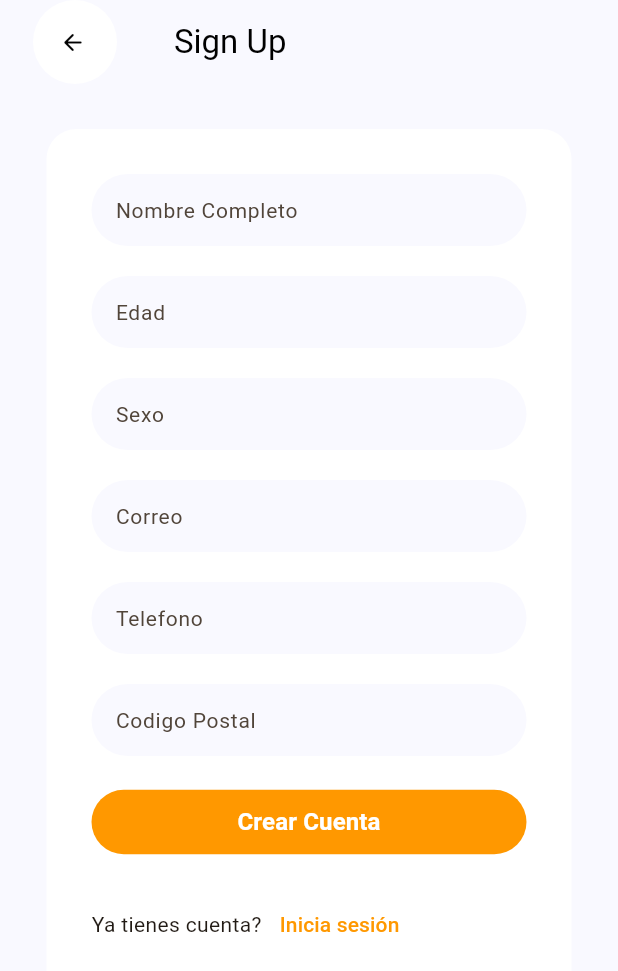
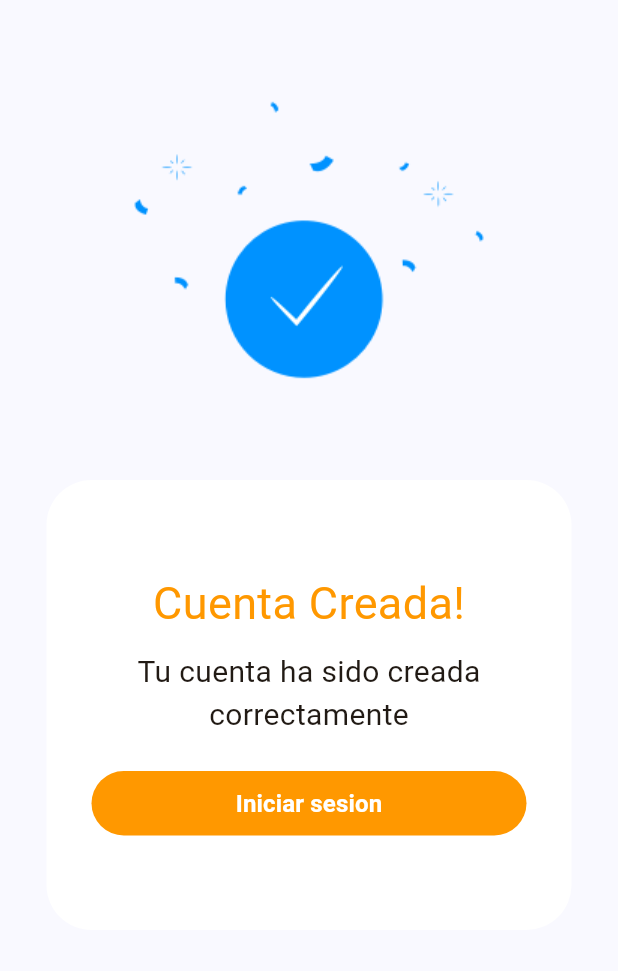
Before and after one commit to Maldy08/flutter_shopping_mxl_v2, a Flutter app: the RegisterScreen screen opened by its route, after a tap on "Crear Cuenta", on a phone screen of 412 x 824 dp. Shown: the top 971 px of the screen. Run offline on Flutter 3.47's test engine with Material 2 defaults, Android fonts, the phone set to English and light mode, and no system bars; our stand-ins replace go_router.

Commit message:
accountCreatedScreen

```diff
--- a/lib/config/router/app_router.dart
+++ b/lib/config/router/app_router.dart
@@ -18,5 +18,10 @@ final appRouter = GoRouter(
       name: RegisterScreen.name,
       builder: (context, state) => const RegisterScreen(),
     ),
+    GoRoute(
+      path: '/account-created',
+      name: AccountCreatedScreen.name,
+      builder: (context, state) => const AccountCreatedScreen(),
+    ),
   ],
 );
--- a/lib/presentation/screens.dart
+++ b/lib/presentation/screens.dart
@@ -1,3 +1,4 @@
+export 'package:flutter_shopping_mxl_v2/presentation/screens/account_created/account_created_screen.dart';
 export 'package:flutter_shopping_mxl_v2/presentation/screens/register/register_screen.dart';
 export 'package:flutter_shopping_mxl_v2/presentation/screens/login/login_screen.dart';
 export 'package:flutter_shopping_mxl_v2/presentation/screens/welcome/welcome_screen.dart';
--- /dev/null
+++ b/lib/presentation/screens/account_created/account_created_screen.dart
@@ -0,0 +1,76 @@
+import 'package:flutter/material.dart';
+import 'package:flutter_shopping_mxl_v2/config/theme/app_theme.dart';
+import 'package:flutter_shopping_mxl_v2/presentation/screens/account_created/widgets/account_created_image.dart';
+import 'package:flutter_shopping_mxl_v2/presentation/screens/login/login_screen.dart';
+import 'package:flutter_shopping_mxl_v2/presentation/widgets/widgets.dart';
+import 'package:go_router/go_router.dart';
+
+class AccountCreatedScreen extends StatelessWidget {
+  static const String name = "account_created_screen";
+  const AccountCreatedScreen({super.key});
+
+  @override
+  Widget build(BuildContext context) {
+    return Scaffold(
+      backgroundColor: AppTheme.getBackgroundContainerColor(),
+      body: SafeArea(
+        child: SizedBox(
+          width: double.infinity,
+          height: double.infinity,
+          child: SingleChildScrollView(
+            child: Column(
+              mainAxisAlignment: MainAxisAlignment.center,
+              children: [
+                const SizedBox(
+                  height: 10,
+                ),
+                const AccountCreatedImage(),
+                const SizedBox(height: 10),
+                Container(
+                    width: 350,
+                    height: 300,
+                    decoration: const BoxDecoration(
+                        color: Colors.white,
+                        borderRadius: BorderRadius.all(Radius.circular(30))),
+                    padding: const EdgeInsets.all(30),
+                    child: Column(
+                      mainAxisAlignment: MainAxisAlignment.center,
+                      children: [
+                        const Text(
+                          'Cuenta Creada!',
+                          style: TextStyle(fontSize: 30, color: Colors.orange),
+                        ),
+                        const SizedBox(
+                          height: 10,
+                        ),
+                        const Text(
+                          'Tu cuenta ha sido creada',
+                          style: TextStyle(fontSize: 20),
+                        ),
+                        const Text(
+                          'correctamente',
+                          style: TextStyle(fontSize: 20),
+                        ),
+                        const SizedBox(
+                          height: 20,
+                        ),
+                        SizedBox(
+                          width: double.infinity,
+                          child: CustomElevatedButton(
+                            label: 'Iniciar sesion',
+                            color: Colors.orange,
+                            func: () {
+                              context.pushReplacementNamed(LoginScreen.name);
+                            },
+                          ),
+                        )
+                      ],
+                    )),
+              ],
+            ),
+          ),
+        ),
+      ),
+    );
+  }
+}
--- /dev/null
+++ b/lib/presentation/screens/account_created/widgets/account_created_image.dart
@@ -0,0 +1,22 @@
+import 'package:flutter/material.dart';
+
+class AccountCreatedImage extends StatelessWidget {
+  const AccountCreatedImage({super.key});
+
+  @override
+  Widget build(BuildContext context) {
+    return SizedBox(
+      width: 350,
+      height: 300,
+      // decoration: const BoxDecoration(
+      //   color: Colors.white,
+      //   borderRadius: BorderRadius.all(
+      //     Radius.circular(30),
+      //   ),
+      // ),
+      child: Image.asset(
+        'assets/images/create-account-success.png',
+      ),
+    );
+  }
+}
--- a/lib/presentation/screens/register/widgets/form_register.dart
+++ b/lib/presentation/screens/register/widgets/form_register.dart
@@ -64,7 +64,11 @@ class FormRegister extends StatelessWidget {
           SizedBox(
             width: double.infinity,
             child: CustomElevatedButton(
-                func: () {}, label: 'Crear Cuenta', color: Colors.orange),
+                func: () {
+                  context.pushReplacementNamed(AccountCreatedScreen.name);
+                },
+                label: 'Crear Cuenta',
+                color: Colors.orange),
           ),
           const SizedBox(
             height: 20.0,
```
